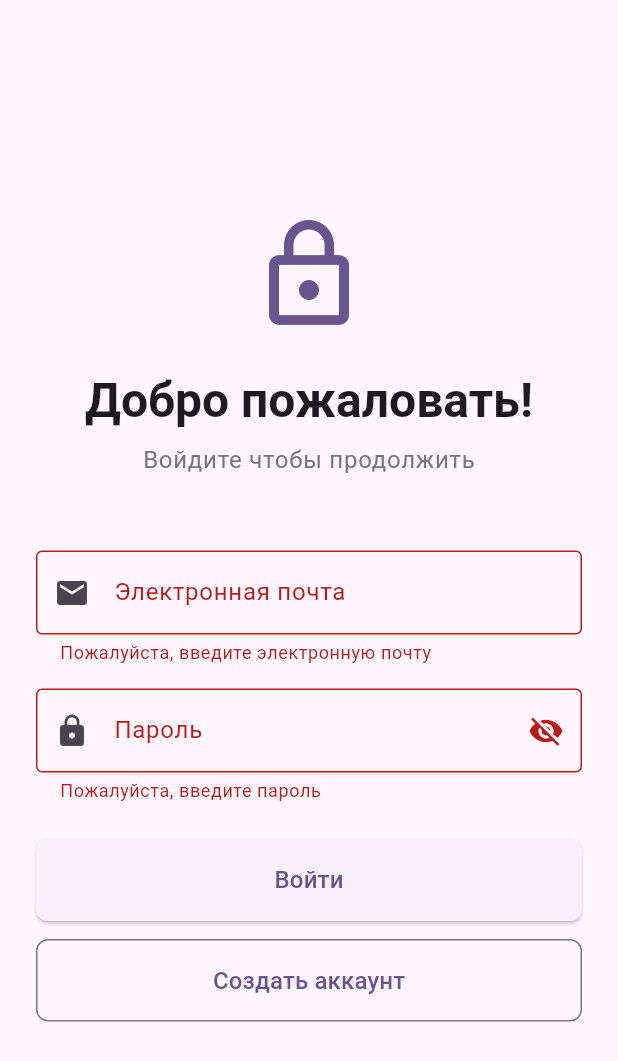
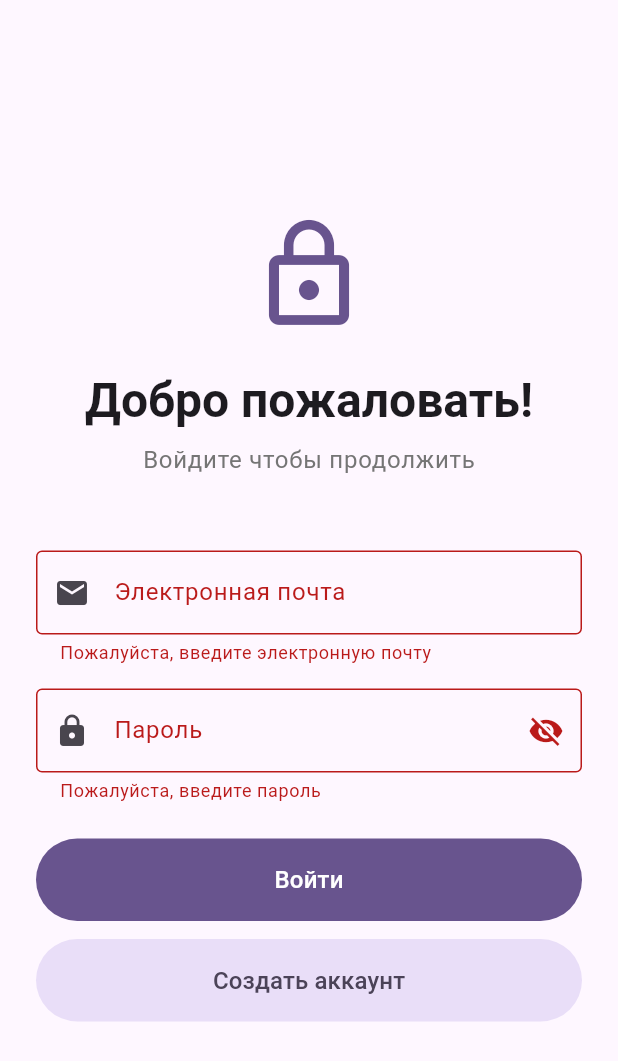
Before and after one commit to kadirl/csci361-group-project-mobile, a Flutter app: the screen it shows after launch, after a tap on "Войти", on a phone screen of 412 x 824 dp. Shown: the top 1061 px of the screen. Run offline on Flutter 3.47's test engine with Material 3 defaults, Android fonts, the phone set to English and light mode, and no system bars; our stand-ins replace flutter_riverpod.

Commit message:
renamed a folder

```diff
--- a/lib/features/login/screens/login_screen.dart
+++ b/lib/features/auth/screens/login_screen.dart
@@ -1,6 +1,7 @@
 import 'package:flutter/material.dart';
 import 'package:swe_mobile/l10n/app_localizations.dart';
 import '../widgets/login_form_widget.dart';
+import 'signup_screen.dart';
 
 // Login screen
 class LoginScreen extends StatelessWidget {
@@ -47,7 +48,16 @@ class LoginScreen extends StatelessWidget {
                 const SizedBox(height: 48),
 
                 // Login form
-                const LoginFormWidget(),
+                LoginFormWidget(
+                  onSignUpPressed: () {
+                    Navigator.push(
+                      context,
+                      MaterialPageRoute(builder: (context) => const SignupScreen()),
+                    );
+                  },
+                ),
+
+
               ],
             ),
           ),
--- a/lib/features/login/widgets/login_form_widget.dart
+++ b/lib/features/auth/widgets/login_form_widget.dart
@@ -5,7 +5,8 @@ import '../../../core/providers/auth_provider.dart';
 
 // Login form widget
 class LoginFormWidget extends ConsumerStatefulWidget {
-  const LoginFormWidget({super.key});
+  const LoginFormWidget({super.key, this.onSignUpPressed});
+  final VoidCallback? onSignUpPressed;
 
   @override
   ConsumerState<LoginFormWidget> createState() => _LoginFormWidgetState();
@@ -35,17 +36,6 @@ class _LoginFormWidgetState extends ConsumerState<LoginFormWidget> {
     // Validate form
     if (_formKey.currentState!.validate()) {
       await ref.read(authProvider.notifier).signIn(
-            email: _emailController.text.trim(),
-            password: _passwordController.text,
-          );
-    }
-  }
-
-  // Handle sign up button press
-  Future<void> _handleSignUp() async {
-    // Validate form
-    if (_formKey.currentState!.validate()) {
-      await ref.read(authProvider.notifier).signUp(
             email: _emailController.text.trim(),
             password: _passwordController.text,
           );
@@ -139,13 +129,10 @@ class _LoginFormWidgetState extends ConsumerState<LoginFormWidget> {
             if (authState.error != null) const SizedBox(height: 16),
 
             // Sign in button
-            ElevatedButton(
+            FilledButton(
               onPressed: isLoading ? null : _handleSignIn,
-              style: ElevatedButton.styleFrom(
+              style: FilledButton.styleFrom(
                 padding: const EdgeInsets.symmetric(vertical: 16),
-                shape: RoundedRectangleBorder(
-                  borderRadius: BorderRadius.circular(8),
-                ),
               ),
               child: isLoading
                   ? const SizedBox(
@@ -165,13 +152,10 @@ class _LoginFormWidgetState extends ConsumerState<LoginFormWidget> {
             const SizedBox(height: 12),
 
             // Sign up button
-            OutlinedButton(
-              onPressed: isLoading ? null : _handleSignUp,
-              style: OutlinedButton.styleFrom(
-                padding: const EdgeInsets.symmetric(vertical: 16),
-                shape: RoundedRectangleBorder(
-                  borderRadius: BorderRadius.circular(8),
-                ),
+            FilledButton.tonal(
+              onPressed: isLoading ? null : widget.onSignUpPressed,
+              style: FilledButton.styleFrom(
+                padding: const EdgeInsets.symmetric(vertical: 16)
               ),
               child: Text(
                 l10n.signUp,
--- a/lib/main.dart
+++ b/lib/main.dart
@@ -3,7 +3,7 @@ import 'package:flutter_riverpod/flutter_riverpod.dart';
 import 'package:flutter_localizations/flutter_localizations.dart';
 import 'package:swe_mobile/l10n/app_localizations.dart';
 import 'core/providers/auth_provider.dart';
-import 'features/login/screens/login_screen.dart';
+import 'features/auth/screens/login_screen.dart';
 import 'features/main_screen/screens/main_screen.dart';
 
 void main() {
```
